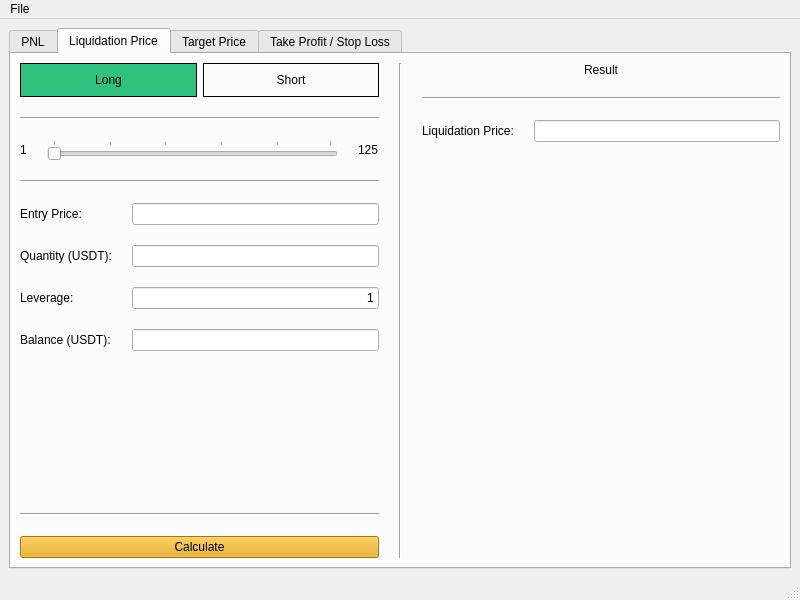
Above: FuturesCalculator/form.ui from fjovanovic/Futures-Calculator before the change. Below: the same form after it.
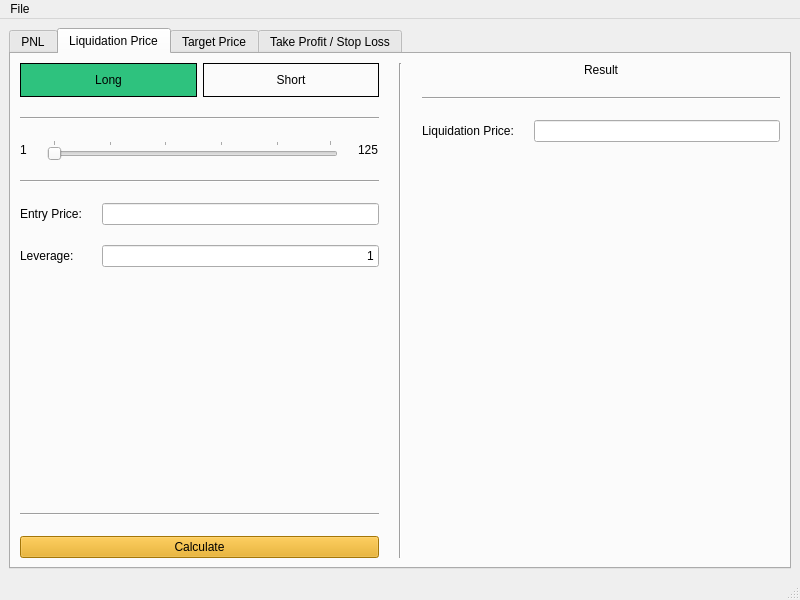
That is the form after the change. The open tabs and pages were chosen to show the change. Icons and pictures are not drawn.

Commit message: Removed balance and quantity from Liquidation price tab

```diff
--- a/FuturesCalculator/form.ui
+++ b/FuturesCalculator/form.ui
@@ -583,42 +583,21 @@
               </property>
              </widget>
             </item>
+            <item row="0" column="1">
+             <widget class="QLineEdit" name="liqEntryPrice">
+              <property name="alignment">
+               <set>Qt::AlignmentFlag::AlignRight|Qt::AlignmentFlag::AlignTrailing|Qt::AlignmentFlag::AlignVCenter</set>
+              </property>
+             </widget>
+            </item>
             <item row="1" column="0">
-             <widget class="QLabel" name="label_18">
-              <property name="text">
-               <string>Quantity (USDT):</string>
-              </property>
-             </widget>
-            </item>
-            <item row="2" column="0">
              <widget class="QLabel" name="label_19">
               <property name="text">
                <string>Leverage:</string>
               </property>
              </widget>
             </item>
-            <item row="3" column="0">
-             <widget class="QLabel" name="label_20">
-              <property name="text">
-               <string>Balance (USDT):</string>
-              </property>
-             </widget>
-            </item>
-            <item row="0" column="1">
-             <widget class="QLineEdit" name="liqEntryPrice">
-              <property name="alignment">
-               <set>Qt::AlignmentFlag::AlignRight|Qt::AlignmentFlag::AlignTrailing|Qt::AlignmentFlag::AlignVCenter</set>
-              </property>
-             </widget>
-            </item>
             <item row="1" column="1">
-             <widget class="QLineEdit" name="liqQuantity">
-              <property name="alignment">
-               <set>Qt::AlignmentFlag::AlignRight|Qt::AlignmentFlag::AlignTrailing|Qt::AlignmentFlag::AlignVCenter</set>
-              </property>
-             </widget>
-            </item>
-            <item row="2" column="1">
              <widget class="QLineEdit" name="liqLeverage">
               <property name="text">
                <string>1</string>
@@ -628,13 +607,6 @@
               </property>
              </widget>
             </item>
-            <item row="3" column="1">
-             <widget class="QLineEdit" name="lilqBalance">
-              <property name="alignment">
-               <set>Qt::AlignmentFlag::AlignRight|Qt::AlignmentFlag::AlignTrailing|Qt::AlignmentFlag::AlignVCenter</set>
-              </property>
-             </widget>
-            </item>
            </layout>
           </item>
           <item>
```
The commit also changes 1 other file.
